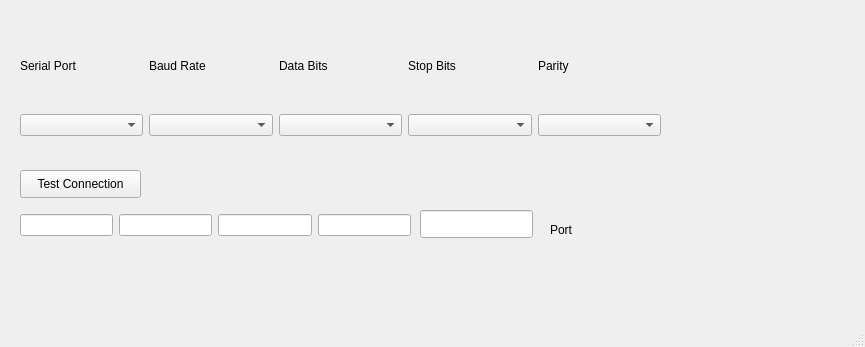
Above: NNGuiProgram/NeuralNetGuiProgram/modbussetupwindow.ui from ReggieMarr/the-useful-ufg before the change. Below: the same form after it.
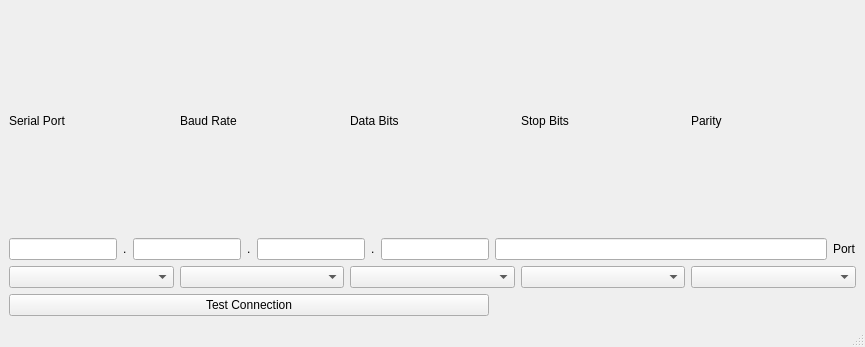
That is the form after the change.

Commit message:
Changing The modbusConfig to a pointer in the modbusSetupWindow class
Trying to figure out how exactly to pass the modbusConfig var from
nnconfigwindow into the modbusSetupWindow by reference such that it can
be set to whatever final value that userConfig takes

As of this time the code still compiles however when inspecting the
variable in the nnconfigwindow after closing modbussetupwindow it
appears the desired changes have not occured.

The edit to the form file:
```diff
--- a/NNGuiProgram/NeuralNetGuiProgram/modbussetupwindow.ui
+++ b/NNGuiProgram/NeuralNetGuiProgram/modbussetupwindow.ui
@@ -14,16 +14,35 @@
    <string>MainWindow</string>
   </property>
   <widget class="QWidget" name="centralwidget">
-   <widget class="QWidget" name="horizontalLayoutWidget_2">
-    <property name="geometry">
-     <rect>
-      <x>20</x>
-      <y>40</y>
-      <width>641</width>
-      <height>51</height>
-     </rect>
-    </property>
-    <layout class="QHBoxLayout" name="horizontalLayout_2">
+   <layout class="QGridLayout" name="gridLayout">
+    <item row="2" column="0" colspan="3">
+     <layout class="QHBoxLayout" name="RTUConfigLayout">
+      <item>
+       <widget class="QComboBox" name="serialPort"/>
+      </item>
+      <item>
+       <widget class="QComboBox" name="baud"/>
+      </item>
+      <item>
+       <widget class="QComboBox" name="dataBits"/>
+      </item>
+      <item>
+       <widget class="QComboBox" name="stopBits"/>
+      </item>
+      <item>
+       <widget class="QComboBox" name="parity"/>
+      </item>
+     </layout>
+    </item>
+    <item row="3" column="0">
+     <widget class="QPushButton" name="setupConnectionBtn">
+      <property name="text">
+       <string>Test Connection</string>
+      </property>
+     </widget>
+    </item>
+    <item row="0" column="0" colspan="3">
+     <layout class="QHBoxLayout" name="labelHorizontalLayout">
      <item>
       <widget class="QLabel" name="portLabel">
        <property name="text">
@@ -60,94 +79,55 @@
       </widget>
      </item>
     </layout>
-   </widget>
-   <widget class="QWidget" name="horizontalLayoutWidget">
-    <property name="geometry">
-     <rect>
-      <x>20</x>
-      <y>100</y>
-      <width>641</width>
-      <height>51</height>
-     </rect>
-    </property>
-    <layout class="QHBoxLayout" name="horizontalLayout">
-     <item>
-      <widget class="QComboBox" name="serialPort"/>
-     </item>
-     <item>
-      <widget class="QComboBox" name="baud"/>
-     </item>
-     <item>
-      <widget class="QComboBox" name="dataBits"/>
-     </item>
-     <item>
-      <widget class="QComboBox" name="stopBits"/>
-     </item>
-     <item>
-      <widget class="QComboBox" name="parity"/>
-     </item>
-    </layout>
-   </widget>
-   <widget class="QPushButton" name="setupConnectionBtn">
-    <property name="geometry">
-     <rect>
-      <x>20</x>
-      <y>170</y>
-      <width>121</width>
-      <height>28</height>
-     </rect>
-    </property>
-    <property name="text">
-     <string>Test Connection</string>
-    </property>
-   </widget>
-   <widget class="QWidget" name="horizontalLayoutWidget_3">
-    <property name="geometry">
-     <rect>
-      <x>20</x>
-      <y>200</y>
-      <width>391</width>
-      <height>51</height>
-     </rect>
-    </property>
-    <layout class="QHBoxLayout" name="horizontalLayout_4">
+    </item>
+    <item row="1" column="0">
+     <layout class="QHBoxLayout" name="IPAddressLayout">
      <item>
       <widget class="QLineEdit" name="editIPClassifier"/>
      </item>
+      <item>
+       <widget class="QLabel" name="label">
+        <property name="text">
+         <string>.</string>
+        </property>
+       </widget>
+      </item>
      <item>
       <widget class="QLineEdit" name="editIPAdd2"/>
      </item>
+      <item>
+       <widget class="QLabel" name="label_2">
+        <property name="text">
+         <string>.</string>
+        </property>
+       </widget>
+      </item>
      <item>
       <widget class="QLineEdit" name="editIPAdd3"/>
      </item>
+      <item>
+       <widget class="QLabel" name="label_3">
+        <property name="text">
+         <string>.</string>
+        </property>
+       </widget>
+      </item>
      <item>
       <widget class="QLineEdit" name="editIPAdd4"/>
      </item>
     </layout>
-   </widget>
-   <widget class="QLineEdit" name="editPort">
-    <property name="geometry">
-     <rect>
-      <x>420</x>
-      <y>210</y>
-      <width>113</width>
-      <height>28</height>
-     </rect>
-    </property>
-   </widget>
+    </item>
+    <item row="1" column="1">
+     <widget class="QLineEdit" name="editPort"/>
+    </item>
+    <item row="1" column="2">
    <widget class="QLabel" name="portLabel_2">
-    <property name="geometry">
-     <rect>
-      <x>550</x>
-      <y>220</y>
-      <width>63</width>
-      <height>20</height>
-     </rect>
-    </property>
     <property name="text">
      <string>Port</string>
     </property>
    </widget>
+    </item>
+   </layout>
   </widget>
   <widget class="QMenuBar" name="menubar">
    <property name="geometry">
```
Lines whose indentation alone changed are shown as unchanged. The commit also changes 3 other files.
